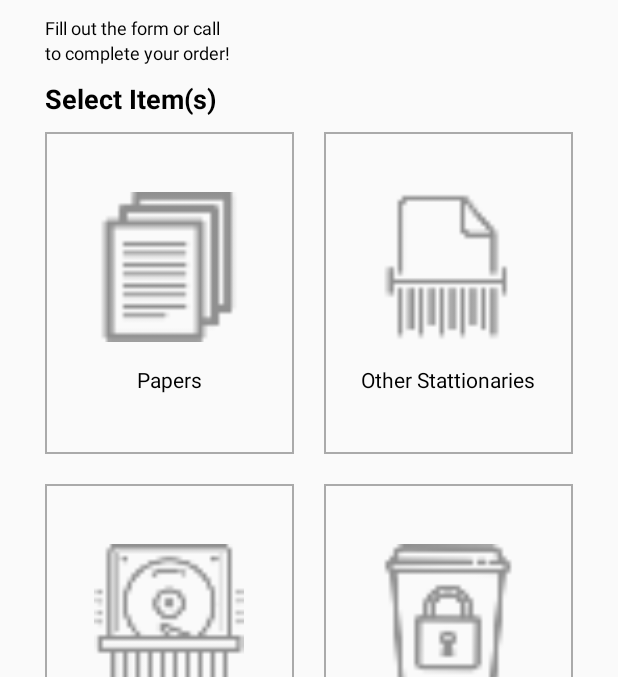
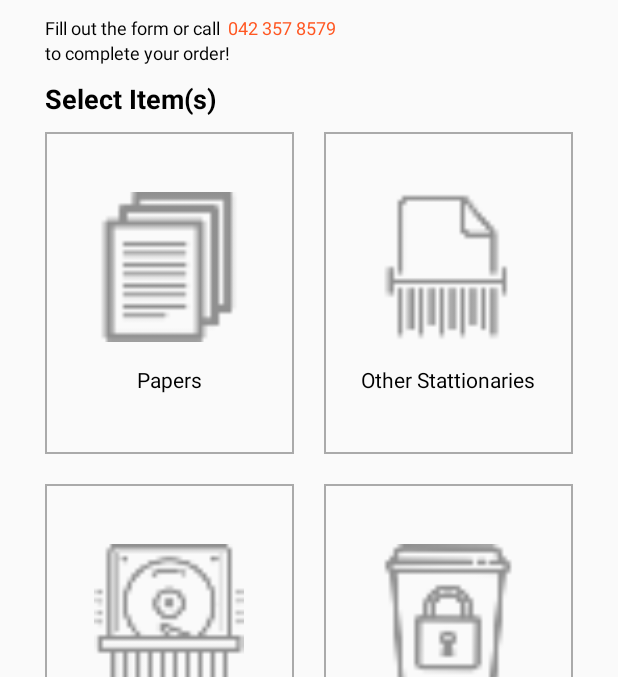
Before and after one commit to sohaibsalman/shopping-app, an Android app: the HomeActivity screen opened directly, with no data from a screen before it, on a phone screen of 412 x 824 dp, the part 206-883 px from its top. Run offline under Robolectric (Android 15) with nearby library versions, the phone set to English and light mode, and no system bars.

Commit message:
Add colored phone number to info

```diff
--- a/app/src/main/res/layout/activity_home.xml
+++ b/app/src/main/res/layout/activity_home.xml
@@ -15,14 +15,33 @@
                 style="@style/heading_h2"
                 android:text="@string/main_heading" />
 
+            <TableLayout
+                android:layout_width="match_parent"
+                android:layout_height="wrap_content" >
+
+                <TableRow
+                    android:layout_marginTop="10dp">
+                    <LinearLayout>
                         <TextView
                             style="@style/heading_sub"
-                android:layout_marginTop="10dp"
+                            android:layout_width="wrap_content"
                             android:text="@string/sub_info" />
+                    </LinearLayout>
 
                     <TextView
                         style="@style/heading_sub"
+                        android:layout_width="wrap_content"
+                        android:layout_marginLeft="5dp"
+                        android:text="042 357 8579"
+                        android:textColor="#FF5722" />
+                </TableRow>
+                <TextView
+                    style="@style/heading_sub"
                     android:text="to complete your order!" />
+                <TableRow>
+
+                </TableRow>
+            </TableLayout>
 
             <TextView
                 style="@style/heading_4_bold"
```
Lines whose indentation alone changed are shown as unchanged.
